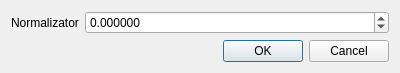
Before: the Qt Designer form EvolViz/QualityAvgCrossOverDialog.ui in maciejgrzybek/EvolViz, drawn with Qt 5.
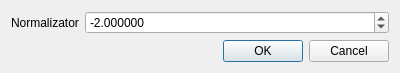
After: the same form once the commit is applied.

Patch:
```diff
--- a/EvolViz/QualityAvgCrossOverDialog.ui
+++ b/EvolViz/QualityAvgCrossOverDialog.ui
@@ -37,6 +37,9 @@
        <property name="singleStep">
         <double>0.100000000000000</double>
        </property>
+       <property name="value">
+        <double>-2.000000000000000</double>
+       </property>
       </widget>
      </item>
     </layout>
```
